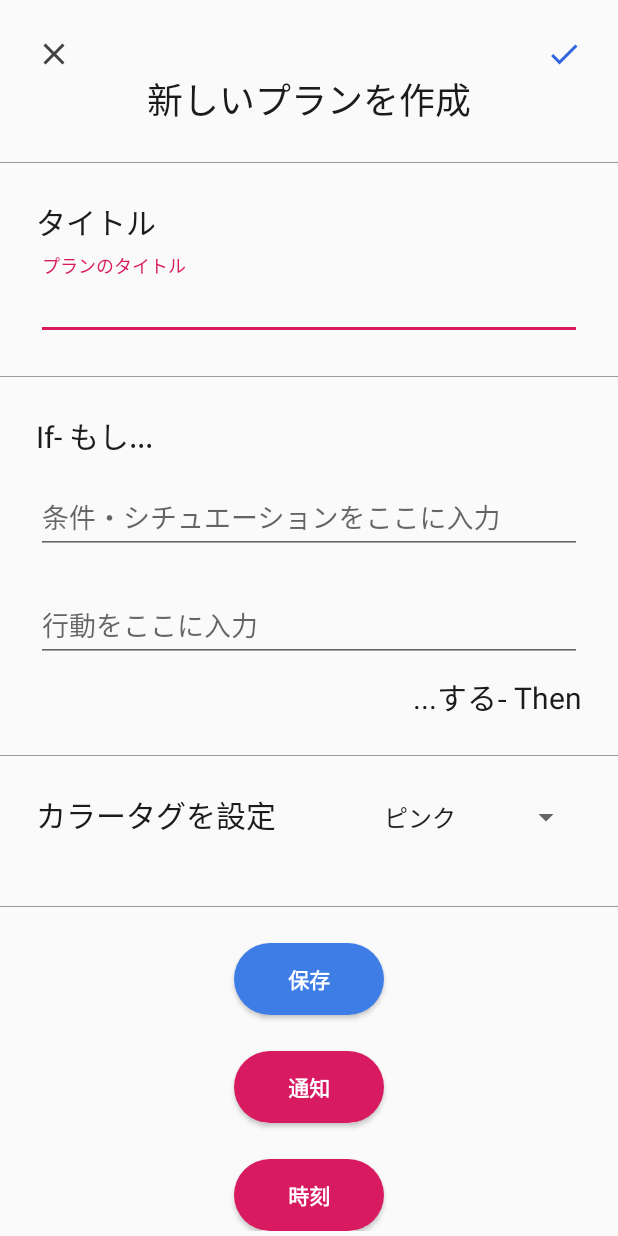
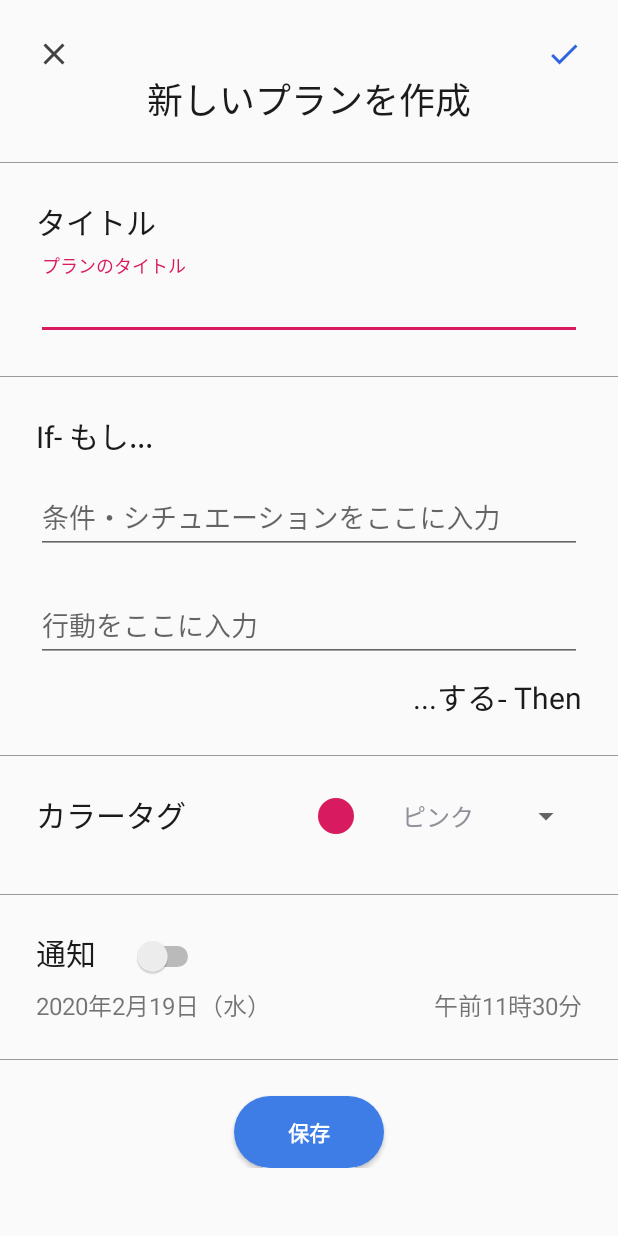
Before and after one commit to coscoskoskos/IfThenPlanningApp, an Android app: the NewPlan screen opened directly, with no data from a screen before it, on a phone screen of 412 x 824 dp. Run offline under Robolectric (Android 15) with nearby library versions, the light colour scheme and no system bars.

Commit message:
Add Spinner

```diff
--- a/app/src/main/AndroidManifest.xml
+++ b/app/src/main/AndroidManifest.xml
@@ -9,7 +9,7 @@
         android:roundIcon="@mipmap/ic_launcher_round"
         android:supportsRtl="true"
         android:theme="@style/AppTheme">
-        <activity android:name=".PlanDetail"></activity>
+        <activity android:name=".PlanDetail" />
         <activity android:name=".NewPlan" />
         <activity android:name=".MainActivity">
             <intent-filter>
--- a/app/src/main/java/com/coscos/ifthenplanner/NewPlan.kt
+++ b/app/src/main/java/com/coscos/ifthenplanner/NewPlan.kt
@@ -9,10 +9,11 @@ import android.view.View
 import android.widget.DatePicker
 import android.widget.Spinner
 import android.widget.Toast
-import android.widget.ArrayAdapter
-import androidx.core.app.ComponentActivity.ExtraData
-import androidx.core.content.ContextCompat.getSystemService
-import android.icu.lang.UCharacter.GraphemeClusterBreak.T
+import android.widget.AdapterView
+import kotlinx.android.synthetic.main.activity_new_plan.*
+import java.text.SimpleDateFormat
+import java.time.LocalDate
+import java.util.*
 
 
 class NewPlan : AppCompatActivity() {
@@ -20,25 +21,63 @@ class NewPlan : AppCompatActivity() {
     private var ifContent: String = ""
     private var thenContent: String? = ""
 
-    val spinnerItems: Array<String> = arrayOf("ピンク", "レッド", "ブルー", "パープル", "グレー", "ブラック")
+    val spinnerItems: Array<String> = arrayOf("ピンク", "レッド", "ブルー", "パープル", "グリーン", "グレー", "ブラック")
+    val spinnerColors: Array<String> = arrayOf("tag_pink", "tag_red", "tag_blue", "tag_purple", "tag_green", "tag_grey", "tag_black")
 
 
     override fun onCreate(savedInstanceState: Bundle?) {
         super.onCreate(savedInstanceState)
         setContentView(R.layout.activity_new_plan)
 
+        android.R.layout.simple_spinner_item
+
         val spinner = findViewById<Spinner>(R.id.spinner)
 
-        var adapter: ArrayAdapter<String> = ArrayAdapter(
-            this,
-            android.R.layout.simple_spinner_item,
-            spinnerItems
-        )
+        var adapter = SpinnerAdapter(this.applicationContext, R.layout.spinner_list, spinnerItems, spinnerColors)
 
-        adapter.setDropDownViewResource(android.R.layout.simple_spinner_dropdown_item)
+
 
         spinner.adapter = adapter
 
+        spinner.onItemSelectedListener = object : AdapterView.OnItemSelectedListener {
+            //　アイテムが選択された時
+            override fun onItemSelected(
+                parent: AdapterView<*>,
+                viw: View, position: Int, id: Long
+            ) { }
+
+            //　アイテムが選択されなかった
+            override fun onNothingSelected(parent: AdapterView<*>) {}
+        }
+
+        val yearString = SimpleDateFormat("yyyy").format(Date())
+        val monthString = SimpleDateFormat("M").format(Date())
+        val dateString = SimpleDateFormat("d").format(Date())
+        val dayStringRaw = SimpleDateFormat("E").format(Date())
+        val PMRaw = SimpleDateFormat("a").format(Date())
+        val hourString = SimpleDateFormat("K").format(Date())
+        val minString = SimpleDateFormat("m").format(Date())
+
+        val dayString = when (dayStringRaw) {
+            "Sun" -> "日"
+            "Mon" -> "月"
+            "Tue" -> "火"
+            "Wed" -> "水"
+            "Thu" -> "木"
+            "Fri" -> "金"
+            "Sat" -> "土"
+
+            else -> null
+        }
+
+        val PMString = when (PMRaw) {
+            "AM" -> "午前"
+            "PM" -> "午後"
+            else -> null
+        }
+
+        date.text = (yearString + "年" + monthString + "月" + dateString + "日" + "（$dayString）")
+        push_time.text = ("$PMString${hourString.toInt()+1}時${minString}分")
 
     }
 
@@ -57,16 +96,15 @@ class NewPlan : AppCompatActivity() {
         doneAdding()
     }
 
-    fun setNotificationButton(view: View) {
+    fun setNotificationDate(view: View) {
         val newFragment = NotificationPick()
         newFragment.show(supportFragmentManager, "notificationPicker")
     }
 
-    fun setTimeButton(view: View) {
+    fun setNotificationTime(view: View) {
         val nextFragment = TimePick()
         nextFragment.show(supportFragmentManager, "timePicker")
     }
-
 
 
     //作成が完了したときの処理
--- a/app/src/main/java/com/coscos/ifthenplanner/SpinnerAdapter.kt
+++ b/app/src/main/java/com/coscos/ifthenplanner/SpinnerAdapter.kt
@@ -1,5 +1,57 @@
 package com.coscos.ifthenplanner
 
-class SpinnerAdapter {
+import android.content.Context
+import android.view.LayoutInflater
+import android.view.View
+import android.view.ViewGroup
+import android.widget.BaseAdapter
+import android.widget.TextView
+
+class SpinnerAdapter(context: Context, itemLayoutId: Int, spinnerItems: Array<String>, spinnerColors: Array<String>) : BaseAdapter() {
+
+    data class ViewHolder(var view: View, var textView: TextView)
+
+    val inflater = LayoutInflater.from(context)
+    val layoutId = itemLayoutId
+    val names = spinnerItems
+
+    var backgroundId: MutableList<Int> = mutableListOf()
+
+    init {
+        for (i in spinnerColors.indices) {
+            backgroundId.add(context.resources.getIdentifier(spinnerColors[i], "drawable", context.packageName))
+        }
+    }
+
+    override fun getView(position: Int, convertView: View?, parent: ViewGroup?): View {
+
+        var view = convertView
+        var holder: ViewHolder? = null
+
+        if (view == null) {
+            view = inflater.inflate(layoutId, null)
+            holder = ViewHolder(view.findViewById(R.id.view), view.findViewById(R.id.text_view))
+            view.setTag(holder)
+        } else {
+            holder = view.tag as ViewHolder
+        }
+
+        holder.view.setBackgroundResource(backgroundId[position])
+        holder.textView.text = names[position]
+
+        return view!!
+    }
+
+    override fun getItem(position: Int): Any {
+        return position
+    }
+
+    override fun getItemId(position: Int): Long {
+        return position.toLong()
+    }
+
+    override fun getCount(): Int {
+        return names.count()
+    }
 
 }
--- /dev/null
+++ b/app/src/main/res/drawable/tag_black.xml
@@ -0,0 +1,9 @@
+<?xml version="1.0" encoding="utf-8"?>
+<shape xmlns:android="http://schemas.android.com/apk/res/android"
+    android:shape="oval">
+
+    <solid android:color="@color/darker_grey"/>
+
+
+
+</shape>
--- /dev/null
+++ b/app/src/main/res/drawable/tag_blue.xml
@@ -0,0 +1,9 @@
+<?xml version="1.0" encoding="utf-8"?>
+<shape xmlns:android="http://schemas.android.com/apk/res/android"
+    android:shape="oval">
+
+    <solid android:color="@android:color/holo_blue_dark"/>
+
+
+
+</shape>
--- /dev/null
+++ b/app/src/main/res/drawable/tag_green.xml
@@ -0,0 +1,9 @@
+<?xml version="1.0" encoding="utf-8"?>
+<shape xmlns:android="http://schemas.android.com/apk/res/android"
+    android:shape="oval">
+
+    <solid android:color="@android:color/holo_green_light"/>
+
+
+
+</shape>
--- /dev/null
+++ b/app/src/main/res/drawable/tag_grey.xml
@@ -0,0 +1,9 @@
+<?xml version="1.0" encoding="utf-8"?>
+<shape xmlns:android="http://schemas.android.com/apk/res/android"
+    android:shape="oval">
+
+    <solid android:color="@color/grey"/>
+
+
+
+</shape>
--- /dev/null
+++ b/app/src/main/res/drawable/tag_pink.xml
@@ -0,0 +1,9 @@
+<?xml version="1.0" encoding="utf-8"?>
+<shape xmlns:android="http://schemas.android.com/apk/res/android"
+    android:shape="oval">
+
+    <solid android:color="@color/colorAccent"/>
+
+
+
+</shape>
--- /dev/null
+++ b/app/src/main/res/drawable/tag_purple.xml
@@ -0,0 +1,9 @@
+<?xml version="1.0" encoding="utf-8"?>
+<shape xmlns:android="http://schemas.android.com/apk/res/android"
+    android:shape="oval">
+
+    <solid android:color="@android:color/holo_purple"/>
+
+
+
+</shape>
--- /dev/null
+++ b/app/src/main/res/drawable/tag_red.xml
@@ -0,0 +1,9 @@
+<?xml version="1.0" encoding="utf-8"?>
+<shape xmlns:android="http://schemas.android.com/apk/res/android"
+    android:shape="oval">
+
+    <solid android:color="@android:color/holo_red_dark"/>
+
+
+
+</shape>
--- a/app/src/main/res/layout/activity_new_plan.xml
+++ b/app/src/main/res/layout/activity_new_plan.xml
@@ -59,6 +59,7 @@
             app:layout_constraintStart_toStartOf="parent"
             app:layout_constraintTop_toBottomOf="@+id/head_text" />
 
+
         <LinearLayout
             android:id="@+id/linear_layout1"
             android:layout_width="match_parent"
@@ -97,8 +98,8 @@
                     android:inputType="text" />
             </com.google.android.material.textfield.TextInputLayout>
 
+        </LinearLayout>
 
-        </LinearLayout>
 
         <View
             android:id="@+id/grey_line2"
@@ -110,6 +111,7 @@
             app:layout_constraintBottom_toTopOf="@+id/linear_layout2"
             app:layout_constraintTop_toBottomOf="@+id/linear_layout1"
             tools:layout_editor_absoluteX="-16dp" />
+
 
         <LinearLayout
             android:id="@+id/linear_layout2"
@@ -179,6 +181,7 @@
 
         </LinearLayout>
 
+
         <View
             android:id="@+id/grey_line3"
             android:layout_width="match_parent"
@@ -189,13 +192,14 @@
             app:layout_constraintStart_toStartOf="parent"
             app:layout_constraintTop_toBottomOf="@+id/linear_layout2" />
 
-        <LinearLayout
+
+        <androidx.constraintlayout.widget.ConstraintLayout
+            android:id="@+id/select_color"
             android:layout_width="match_parent"
-            android:layout_height="100dp"
-            android:orientation="horizontal"
+            android:layout_height="wrap_content"
             android:layout_marginStart="24dp"
             android:layout_marginEnd="24dp"
-            android:layout_marginTop="24dp"
+            android:layout_marginTop="12dp"
             app:layout_constraintTop_toBottomOf="@id/grey_line3"
             app:layout_constraintStart_toStartOf="parent"
             app:layout_constraintEnd_toEndOf="parent" >
@@ -203,28 +207,103 @@
             <TextView
                 android:layout_width="wrap_content"
                 android:layout_height="wrap_content"
+                android:layout_marginTop="12dp"
+                app:layout_constraintStart_toStartOf="parent"
+                app:layout_constraintTop_toTopOf="parent"
                 android:text="@string/choose_color"
                 android:textColor="@color/textColorPrimary"
                 android:textSize="20sp"/>
 
             <Spinner
                 android:id="@+id/spinner"
-                android:layout_marginStart="64dp"
-                android:layout_width="match_parent"
+                android:layout_width="wrap_content"
                 android:layout_height="wrap_content"
-                android:layout_weight="1" />
+                app:layout_constraintEnd_toEndOf="parent"
+                app:layout_constraintTop_toTopOf="parent"
+                />
 
-        </LinearLayout>
+        </androidx.constraintlayout.widget.ConstraintLayout>
+
 
         <View
             android:id="@+id/grey_line4"
             android:layout_width="match_parent"
             android:layout_height="0.5dp"
-            android:layout_marginTop="100dp"
+            android:layout_marginTop="24dp"
             android:background="@color/grey"
             app:layout_constraintEnd_toEndOf="parent"
             app:layout_constraintStart_toStartOf="parent"
-            app:layout_constraintTop_toBottomOf="@+id/grey_line3" />
+            app:layout_constraintTop_toBottomOf="@+id/select_color" />
+
+
+        <LinearLayout
+            android:id="@+id/notification"
+            android:layout_width="match_parent"
+            android:layout_height="wrap_content"
+            android:layout_margin="24dp"
+            android:orientation="vertical"
+            app:layout_constraintEnd_toEndOf="parent"
+            app:layout_constraintStart_toStartOf="parent"
+            app:layout_constraintTop_toTopOf="@id/grey_line4"
+            app:layout_constraintBottom_toTopOf="@id/grey_line5">
+
+            <LinearLayout
+                android:layout_width="match_parent"
+                android:layout_height="wrap_content"
+                android:orientation="horizontal">
+
+                <TextView
+                    android:layout_width="wrap_content"
+                    android:layout_height="wrap_content"
+                    android:text="@string/notification"
+                    android:textColor="@color/textColorPrimary"
+                    android:textSize="20sp" />
+
+                <Switch
+                    android:id="@+id/switch1"
+                    android:layout_width="wrap_content"
+                    android:layout_height="wrap_content"
+                    app:switchMinWidth="100dp"
+                    android:layout_marginStart="24dp" />
+
+            </LinearLayout>
+
+            <RelativeLayout
+                android:layout_width="match_parent"
+                android:layout_height="wrap_content"
+                android:layout_marginTop="8dp">
+
+                <TextView
+                    android:id="@+id/date"
+                    android:layout_width="wrap_content"
+                    android:layout_height="wrap_content"
+                    android:layout_alignParentStart="true"
+                    android:textSize="16sp"
+                    android:onClick="setNotificationDate"
+                    tools:text="2020年 2月25日（火）" />
+
+                <TextView
+                    android:id="@+id/push_time"
+                    android:layout_width="wrap_content"
+                    android:layout_height="wrap_content"
+                    android:layout_alignParentEnd="true"
+                    android:onClick="setNotificationTime"
+                    android:textSize="16sp"
+                    android:text="12時00分" />
+
+            </RelativeLayout>
+        </LinearLayout>
+
+
+        <View
+            android:id="@+id/grey_line5"
+            android:layout_width="match_parent"
+            android:layout_height="0.5dp"
+            android:background="@color/grey"
+            android:layout_marginTop="24dp"
+            app:layout_constraintEnd_toEndOf="parent"
+            app:layout_constraintStart_toStartOf="parent"
+            app:layout_constraintTop_toBottomOf="@+id/notification" />
 
         <Button
             android:id="@+id/button"
@@ -240,40 +319,7 @@
             app:layout_constraintEnd_toEndOf="parent"
             app:layout_constraintHorizontal_bias="0.5"
             app:layout_constraintStart_toStartOf="parent"
-            app:layout_constraintTop_toBottomOf="@+id/grey_line4" />
-
-        <Button
-            android:id="@+id/button_notification"
-            android:layout_width="100dp"
-            android:layout_height="wrap_content"
-            android:layout_marginTop="24dp"
-            android:background="@drawable/button_style_prime"
-            android:foreground="?android:attr/selectableItemBackground"
-            android:onClick="setNotificationButton"
-            android:text="通知"
-            android:textColor="#FFFFFF"
-            android:textStyle="bold"
-            app:layout_constraintEnd_toEndOf="parent"
-            app:layout_constraintHorizontal_bias="0.5"
-            app:layout_constraintStart_toStartOf="parent"
-            app:layout_constraintTop_toBottomOf="@+id/button" />
-
-        <Button
-            android:id="@+id/button_time"
-            android:layout_width="100dp"
-            android:layout_height="wrap_content"
-            android:layout_marginTop="24dp"
-            android:layout_marginBottom="100dp"
-            android:background="@drawable/button_style_prime"
-            android:foreground="?android:attr/selectableItemBackground"
-            android:onClick="setTimeButton"
-            android:text="時刻"
-            android:textColor="#FFFFFF"
-            android:textStyle="bold"
-            app:layout_constraintEnd_toEndOf="parent"
-            app:layout_constraintHorizontal_bias="0.5"
-            app:layout_constraintStart_toStartOf="parent"
-            app:layout_constraintTop_toBottomOf="@+id/button_notification" />
+            app:layout_constraintTop_toBottomOf="@+id/grey_line5" />
 
 
     </androidx.constraintlayout.widget.ConstraintLayout>
--- /dev/null
+++ b/app/src/main/res/layout/spinner_list.xml
@@ -0,0 +1,24 @@
+<?xml version="1.0" encoding="utf-8"?>
+<LinearLayout xmlns:android="http://schemas.android.com/apk/res/android"
+    android:layout_width="match_parent"
+    android:layout_height="match_parent"
+    android:layout_marginBottom="8dp"
+    android:orientation="horizontal">
+
+    <View
+        android:id="@+id/view"
+        android:layout_width="24dp"
+        android:layout_height="24dp"
+        android:layout_margin="16dp"/>
+
+    <TextView
+        android:id="@+id/text_view"
+        android:layout_width="wrap_content"
+        android:layout_height="wrap_content"
+        android:layout_gravity="center_vertical"
+        android:layout_marginStart="16dp"
+        android:layout_marginEnd="8dp"
+        android:textSize="16sp" />
+
+
+</LinearLayout>
--- a/app/src/main/res/values/strings.xml
+++ b/app/src/main/res/values/strings.xml
@@ -24,5 +24,6 @@
     <string name="edit_context">編集する</string>
     <string name="title">タイトル</string>
     <string name="title_hint">プランのタイトル</string>
-    <string name="choose_color">カラータグを設定</string>
+    <string name="choose_color">カラータグ</string>
+    <string name="notification">通知</string>
 </resources>
```
